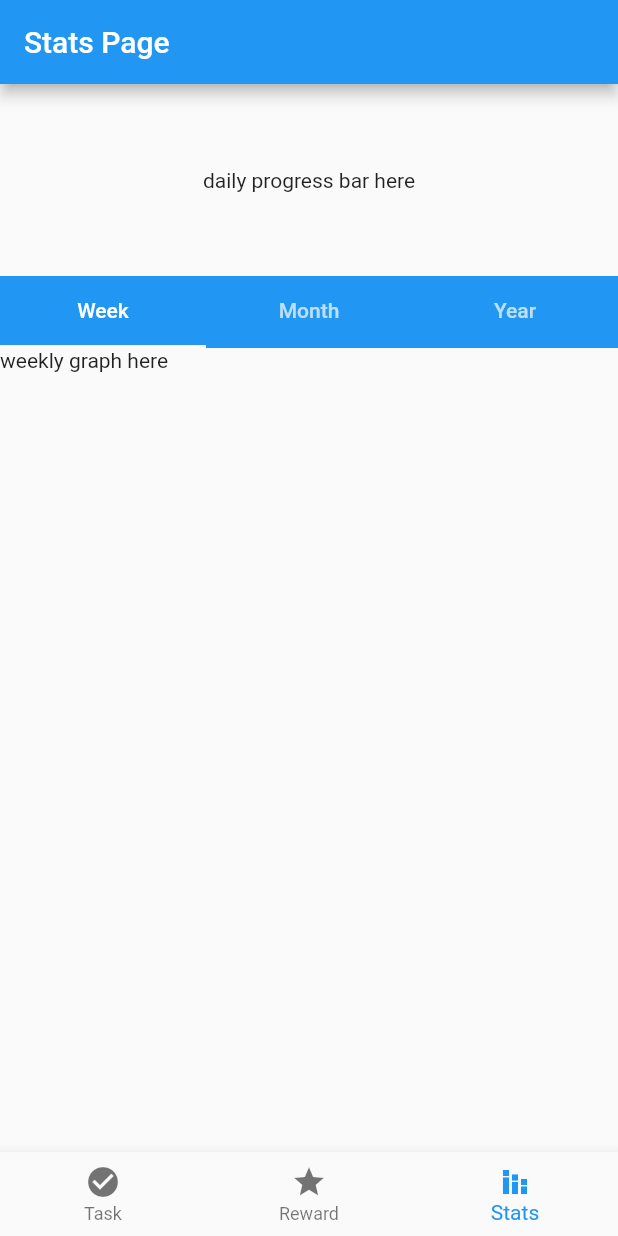
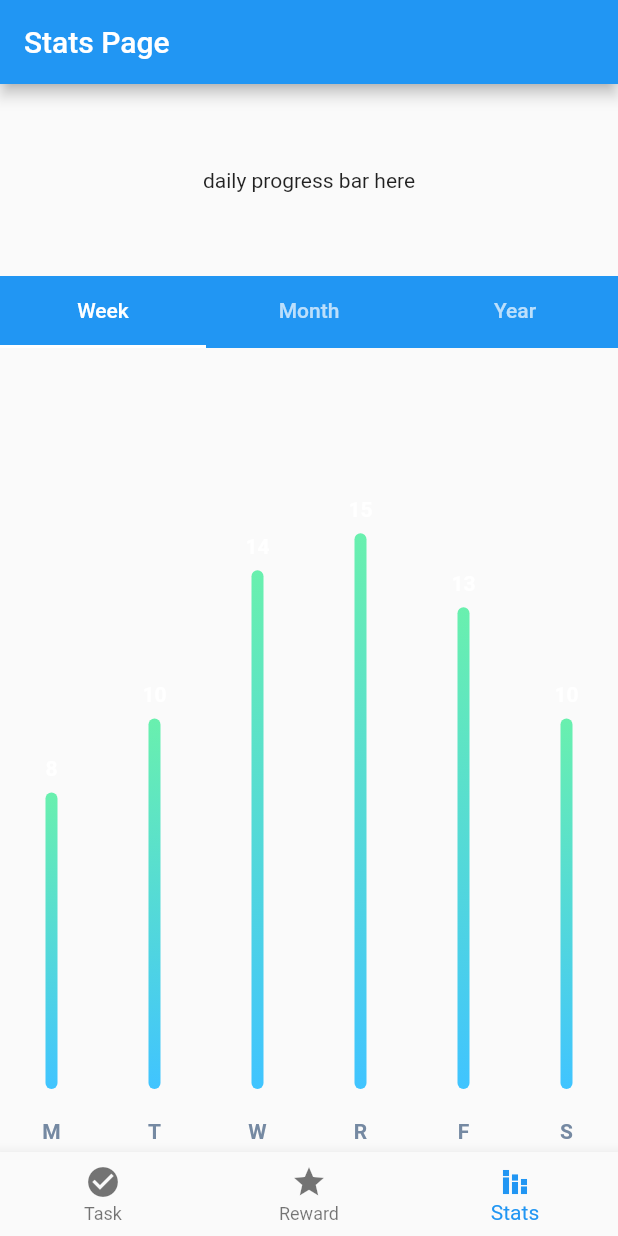
Before and after one commit to ayz122004/carrot, a Flutter app: the screen it shows after launch, item 3 of the bottom bar chosen, on a phone screen of 412 x 824 dp. Run offline on Flutter 3.47's test engine with Material 2 defaults, Android fonts, the phone set to English and light mode, and no system bars; drawn by our look-alikes of fl_chart; our stand-ins replace fluttertoast.

Commit message:
added chart package

```diff
--- a/lib/Pages/stat_page.dart
+++ b/lib/Pages/stat_page.dart
@@ -1,4 +1,5 @@
 import 'package:flutter/material.dart';
+import 'package:fl_chart/fl_chart.dart';
 
 class StatPage extends StatefulWidget {
   const StatPage({Key? key}) : super(key: key);
@@ -45,10 +46,10 @@ class _StatPageState extends State<StatPage> with TickerProviderStateMixin {
           SliverFillRemaining(
             child: TabBarView(
               controller: _tabController,
-              children: const [
-                Text("weekly graph here"),
-                Text("monthly graph here"),
-                Text("yearly graph here"),
+              children: [
+                bC(),
+                const Text("monthly graph here"),
+                const Text("yearly graph here"),
               ],
             ),
           ),
@@ -56,4 +57,120 @@ class _StatPageState extends State<StatPage> with TickerProviderStateMixin {
       ),
     );
   }
+
+  Widget bC() {
+    return BarChart(
+      BarChartData(
+        alignment: BarChartAlignment.spaceAround,
+        maxY: 20,
+        barTouchData: BarTouchData(
+          enabled: false,
+          touchTooltipData: BarTouchTooltipData(
+            tooltipBgColor: Colors.transparent,
+            tooltipPadding: const EdgeInsets.all(0),
+            tooltipMargin: 8,
+            getTooltipItem: (
+              BarChartGroupData group,
+              int groupIndex,
+              BarChartRodData rod,
+              int rodIndex,
+            ) {
+              return BarTooltipItem(
+                rod.y.round().toString(),
+                const TextStyle(
+                  color: Colors.white,
+                  fontWeight: FontWeight.bold,
+                ),
+              );
+            },
+          ),
+        ),
+        titlesData: FlTitlesData(
+          show: true,
+          bottomTitles: SideTitles(
+            showTitles: true,
+            getTextStyles: (value) => const TextStyle(
+                color: Color(0xff7589a2),
+                fontWeight: FontWeight.bold,
+                fontSize: 14),
+            margin: 20,
+            getTitles: (double value) {
+              switch (value.toInt()) {
+                case 0:
+                  return 'M';
+                case 1:
+                  return 'T';
+                case 2:
+                  return 'W';
+                case 3:
+                  return 'R';
+                case 4:
+                  return 'F';
+                case 5:
+                  return 'S';
+                case 6:
+                  return 'N';
+                default:
+                  return '';
+              }
+            },
+          ),
+          leftTitles: SideTitles(showTitles: false),
+        ),
+        borderData: FlBorderData(
+          show: false,
+        ),
+        barGroups: [
+          BarChartGroupData(
+            x: 0,
+            barRods: [
+              BarChartRodData(
+                  y: 8, colors: [Colors.lightBlueAccent, Colors.greenAccent])
+            ],
+            showingTooltipIndicators: [0],
+          ),
+          BarChartGroupData(
+            x: 1,
+            barRods: [
+              BarChartRodData(
+                  y: 10, colors: [Colors.lightBlueAccent, Colors.greenAccent])
+            ],
+            showingTooltipIndicators: [0],
+          ),
+          BarChartGroupData(
+            x: 2,
+            barRods: [
+              BarChartRodData(
+                  y: 14, colors: [Colors.lightBlueAccent, Colors.greenAccent])
+            ],
+            showingTooltipIndicators: [0],
+          ),
+          BarChartGroupData(
+            x: 3,
+            barRods: [
+              BarChartRodData(
+                  y: 15, colors: [Colors.lightBlueAccent, Colors.greenAccent])
+            ],
+            showingTooltipIndicators: [0],
+          ),
+          BarChartGroupData(
+            x: 4,
+            barRods: [
+              BarChartRodData(
+                  y: 13, colors: [Colors.lightBlueAccent, Colors.greenAccent])
+            ],
+            showingTooltipIndicators: [0],
+          ),
+          BarChartGroupData(
+            x: 5,
+            barRods: [
+              BarChartRodData(
+                  y: 10, colors: [Colors.lightBlueAccent, Colors.greenAccent])
+            ],
+            showingTooltipIndicators: [0],
+          ),
+        ],
+      ),
+    );
+  }
 }
--- a/pubspec.yaml
+++ b/pubspec.yaml
@@ -29,6 +29,8 @@ environment:
 dependencies:
   flutter:
     sdk: flutter
+  fl_chart: ^0.36.2
+
 
 
   # The following adds the Cupertino Icons font to your application.
```
Also changed, not shown: pubspec.lock.
